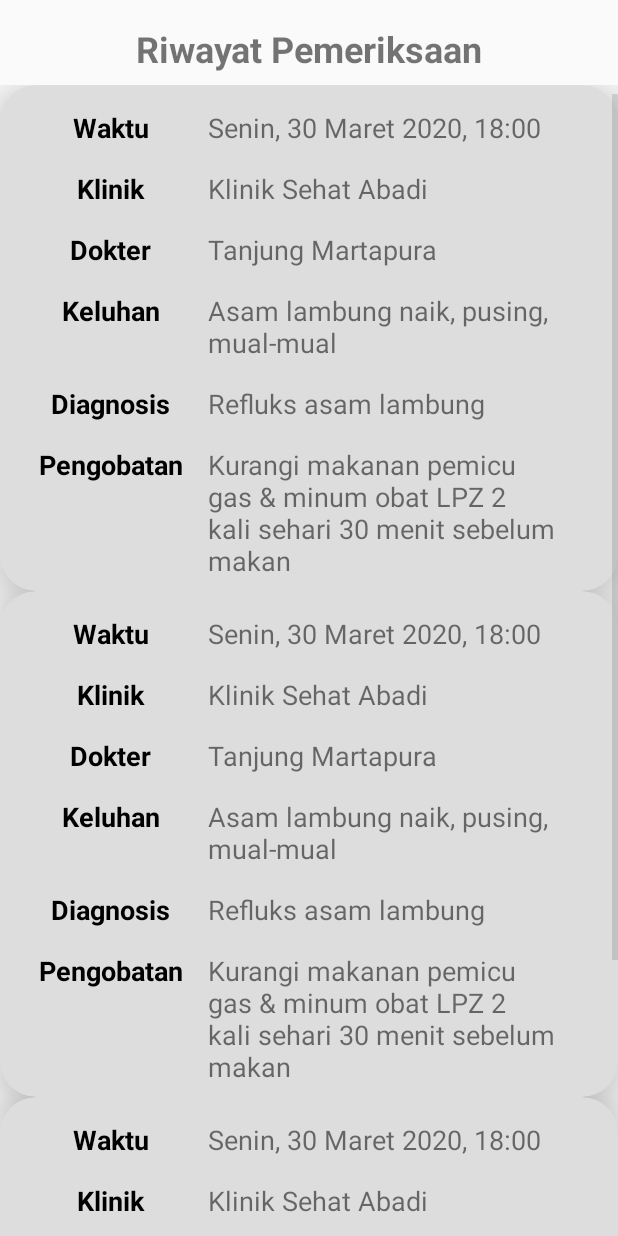
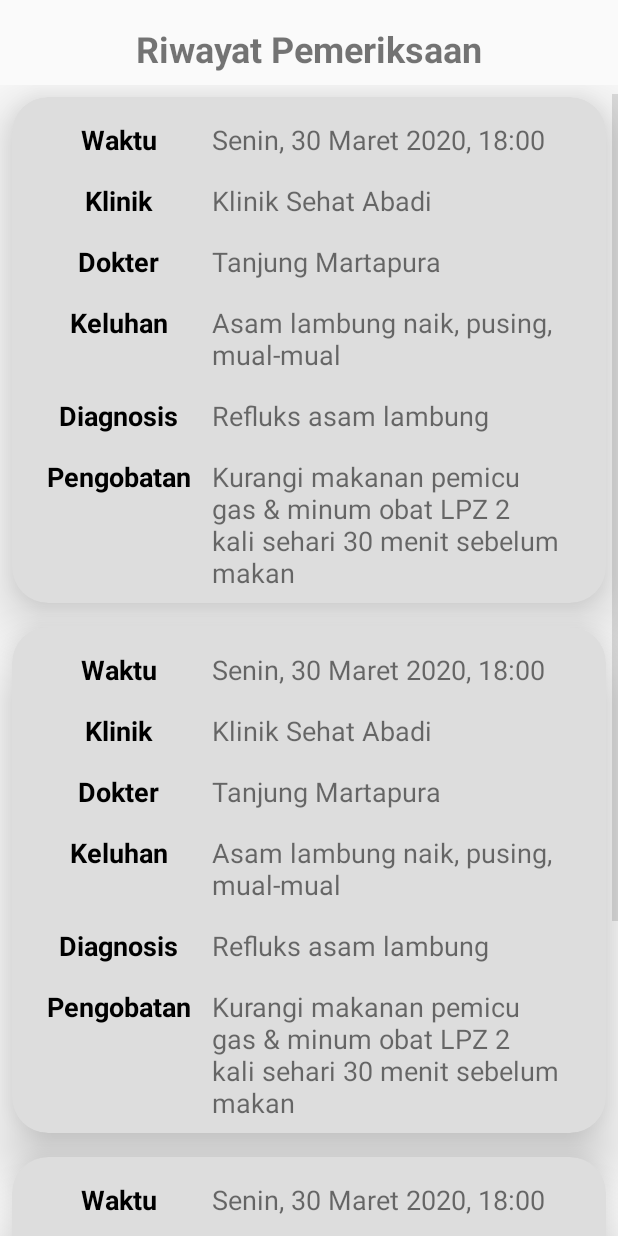
Before and after one commit to calvintd/KlinikKita, an Android app: the layout activity_riwayat_pemeriksaan_pasien.xml on its own in the app's theme, with its tools: preview values and no code run, on a phone screen of 412 x 824 dp. Run offline under Robolectric (Android 15) with nearby library versions, the phone set to English and light mode, and no system bars.

Commit message:
margin cardView

```diff
--- a/app/src/main/res/layout/activity_riwayat_pemeriksaan_pasien.xml
+++ b/app/src/main/res/layout/activity_riwayat_pemeriksaan_pasien.xml
@@ -46,10 +46,10 @@
                 android:text="@string/patient_appointments_list_history_empty"
                 android:textAlignment="center"
                 android:textSize="18sp"
+                android:visibility="gone"
                 app:layout_constraintEnd_toEndOf="parent"
                 app:layout_constraintStart_toStartOf="parent"
-                app:layout_constraintTop_toTopOf="parent"
-                tools:visibility="gone" />
+                app:layout_constraintTop_toTopOf="parent"/>
 
             <androidx.recyclerview.widget.RecyclerView
                 android:id="@+id/rvRiwayatPemeriksaanPasien"
--- a/app/src/main/res/layout/item_klinik_kelola_dokter.xml
+++ b/app/src/main/res/layout/item_klinik_kelola_dokter.xml
@@ -5,6 +5,7 @@
     android:id="@+id/cvKelolaDokter"
     android:layout_width="match_parent"
     android:layout_height="wrap_content"
+    android:layout_margin="8dp"
     app:cardBackgroundColor="#DDDDDD"
     app:cardCornerRadius="24dp"
     app:cardElevation="24dp"
--- a/app/src/main/res/layout/item_klinik_kelola_pendaftaran.xml
+++ b/app/src/main/res/layout/item_klinik_kelola_pendaftaran.xml
@@ -4,6 +4,7 @@
     android:id="@+id/cvKelolaPendaftaran"
     android:layout_width="match_parent"
     android:layout_height="wrap_content"
+    android:layout_margin="8dp"
     app:cardBackgroundColor="#DDDDDD"
     app:cardCornerRadius="24dp"
     app:cardElevation="24dp"
--- a/app/src/main/res/layout/item_klinik_riwayat_pemeriksaan.xml
+++ b/app/src/main/res/layout/item_klinik_riwayat_pemeriksaan.xml
@@ -4,6 +4,7 @@
     android:id="@+id/cvRiwayatPemeriksaanKlinik"
     android:layout_width="match_parent"
     android:layout_height="wrap_content"
+    android:layout_margin="8dp"
     app:cardBackgroundColor="#DDDDDD"
     app:cardCornerRadius="24dp"
     app:cardElevation="24dp"
--- a/app/src/main/res/layout/item_pasien_cek_pendaftaran.xml
+++ b/app/src/main/res/layout/item_pasien_cek_pendaftaran.xml
@@ -4,6 +4,7 @@
     android:id="@+id/cvCekPendaftaranPasien"
     android:layout_width="match_parent"
     android:layout_height="wrap_content"
+    android:layout_margin="8dp"
     app:cardBackgroundColor="#DDDDDD"
     app:cardCornerRadius="24dp"
     app:cardElevation="24dp"
--- a/app/src/main/res/layout/item_pasien_pencarian_dokter.xml
+++ b/app/src/main/res/layout/item_pasien_pencarian_dokter.xml
@@ -4,6 +4,7 @@
     android:id="@+id/cvPencarianDokterPasien"
     android:layout_width="match_parent"
     android:layout_height="wrap_content"
+    android:layout_margin="8dp"
     app:cardBackgroundColor="#DDDDDD"
     app:cardCornerRadius="24dp"
     app:cardElevation="24dp"
--- a/app/src/main/res/layout/item_pasien_pencarian_klinik.xml
+++ b/app/src/main/res/layout/item_pasien_pencarian_klinik.xml
@@ -4,6 +4,7 @@
     android:id="@+id/cvKelolaPendaftaran"
     android:layout_width="match_parent"
     android:layout_height="wrap_content"
+    android:layout_margin="8dp"
     app:cardBackgroundColor="#DDDDDD"
     app:cardCornerRadius="24dp"
     app:cardElevation="24dp"
--- a/app/src/main/res/layout/item_pasien_riwayat_pemeriksaan.xml
+++ b/app/src/main/res/layout/item_pasien_riwayat_pemeriksaan.xml
@@ -4,6 +4,7 @@
     android:id="@+id/cvRiwayatPemeriksaanPasien"
     android:layout_width="match_parent"
     android:layout_height="wrap_content"
+    android:layout_margin="8dp"
     app:cardBackgroundColor="#DDDDDD"
     app:cardCornerRadius="24dp"
     app:cardElevation="24dp"
```
